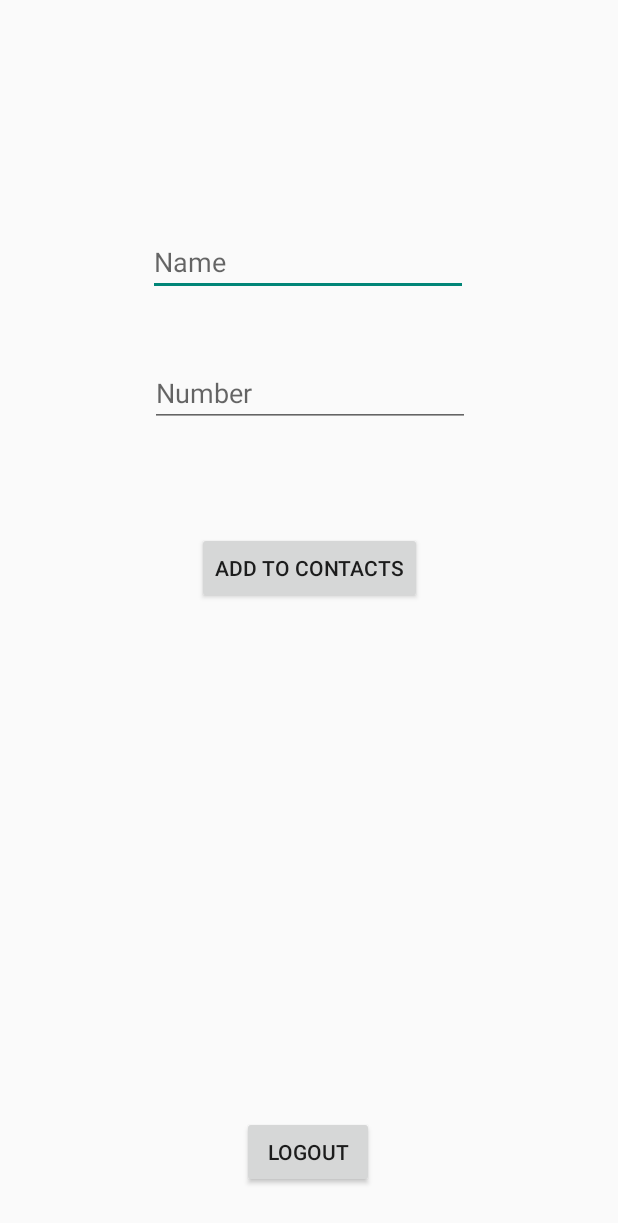
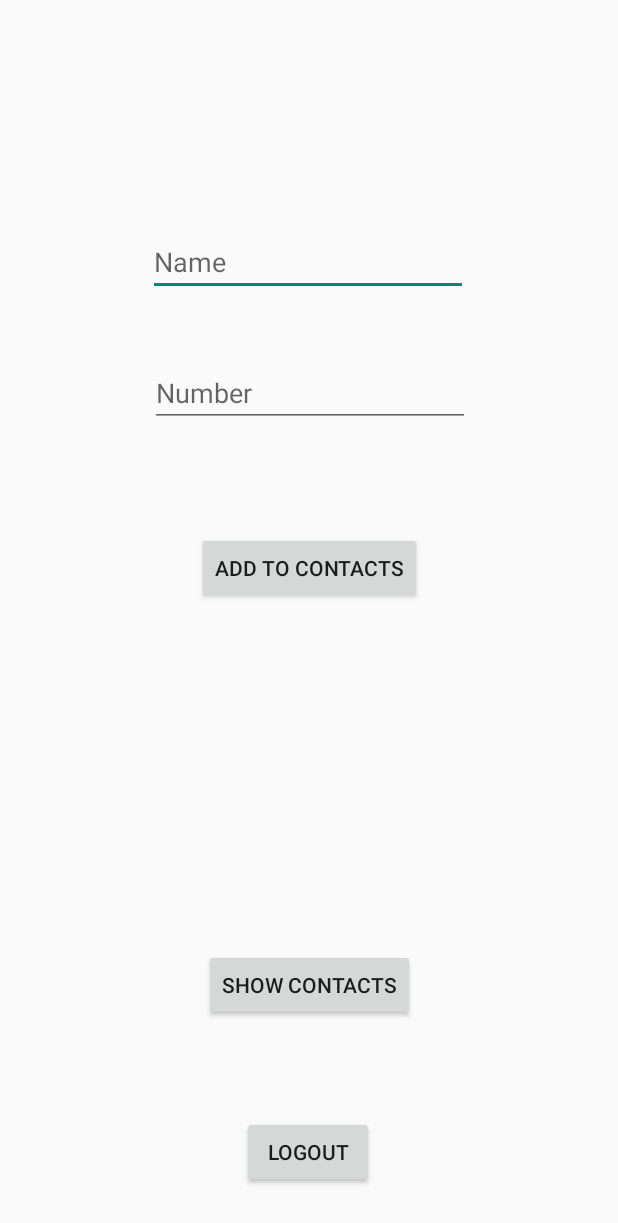
Before and after one commit to Ghanshyam32/contact-book, an Android app: the MainActivity screen opened directly, with no data from a screen before it, on a phone screen of 412 x 824 dp. Shown: the top 1223 px of the screen. Run offline under Robolectric (Android 15) with nearby library versions, the phone set to English and light mode, and no system bars; our stand-ins replace Firebase (no records; nobody signed in at launch, a user with empty details on screens opened directly).

Commit message:
new features added

```diff
--- a/app/src/main/java/com/example/firebase1/MainActivity.java
+++ b/app/src/main/java/com/example/firebase1/MainActivity.java
@@ -22,6 +22,7 @@
     private EditText name;
     private EditText number;
     private Button add;
+    private Button show;
 
     @SuppressLint("MissingInflatedId")
     @Override
@@ -33,6 +34,7 @@
         name = findViewById(R.id.name);
         number = findViewById(R.id.number);
         add = findViewById(R.id.add);
+        show = findViewById(R.id.show);
 
         logout.setOnClickListener(new View.OnClickListener() {
             @Override
@@ -43,6 +45,12 @@
             }
         });
 
+        show.setOnClickListener(new View.OnClickListener() {
+            @Override
+            public void onClick(View v) {
+                startActivity(new Intent(MainActivity.this, ContactsList.class));
+            }
+        });
 
         add.setOnClickListener(new View.OnClickListener() {
             @Override
--- a/app/src/main/res/layout/activity_main.xml
+++ b/app/src/main/res/layout/activity_main.xml
@@ -57,5 +57,15 @@
         app:layout_constraintStart_toStartOf="parent"
         app:layout_constraintTop_toBottomOf="@+id/number" />
 
+    <Button
+        android:id="@+id/show"
+        android:layout_width="wrap_content"
+        android:layout_height="wrap_content"
+        android:layout_marginBottom="63dp"
+        android:text="Show Contacts"
+        app:layout_constraintBottom_toTopOf="@+id/btnLogout"
+        app:layout_constraintEnd_toEndOf="parent"
+        app:layout_constraintStart_toStartOf="parent" />
+
 
 </androidx.constraintlayout.widget.ConstraintLayout>
```
Also changed, not shown: app/src/main/AndroidManifest.xml (+7 -0 lines), app/src/main/java/com/example/firebase1/ContactsList.java (added, +14 -0 lines), app/src/main/res/layout/activity_contacts_list.xml (added, +15 -0 lines).
